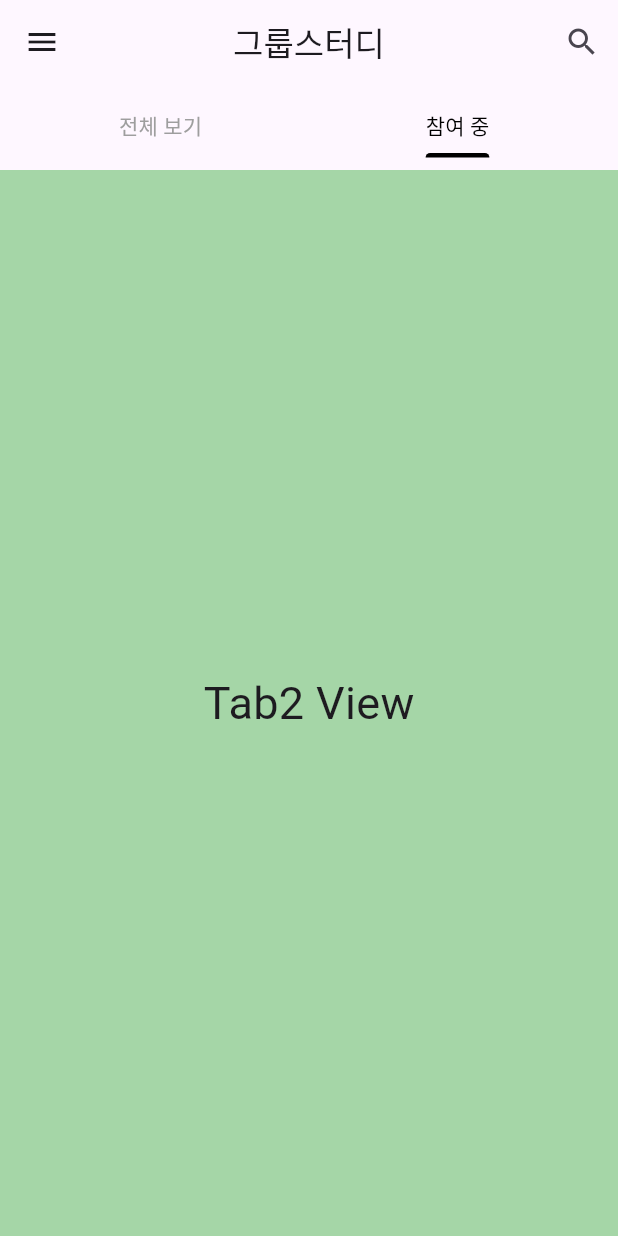
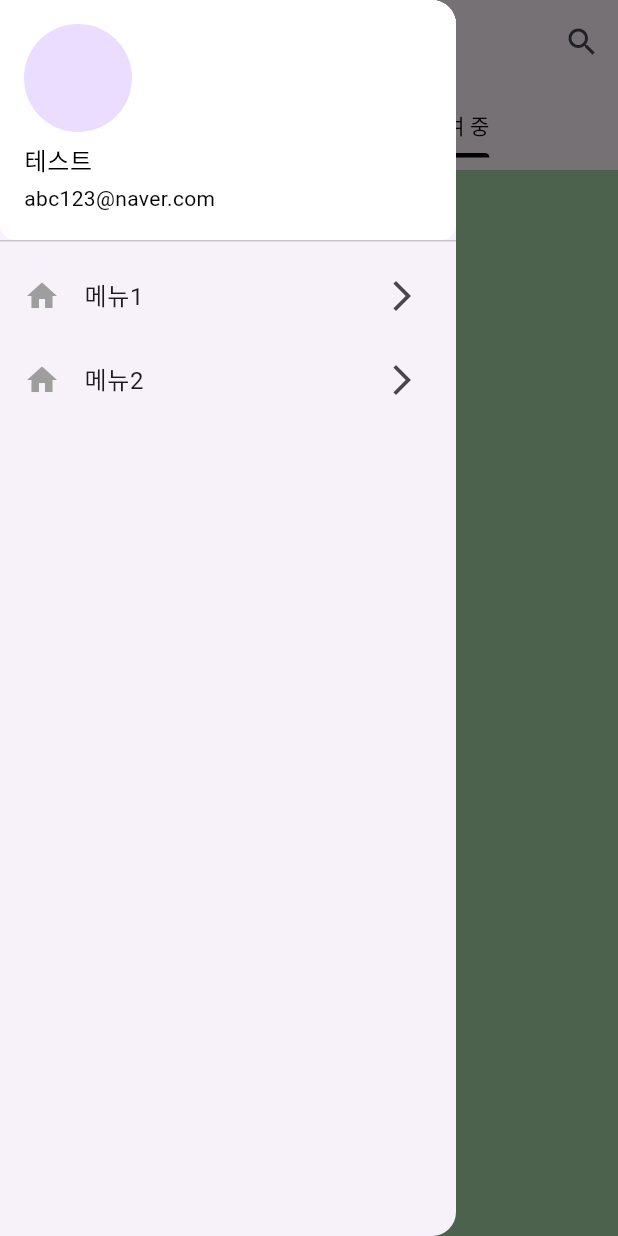
Before and after one commit to rainofmay/distance, a Flutter app: the GroupStudy screen opened directly, tab 2 chosen, with the side drawer open (before the commit the screen has no drawer), on a phone screen of 412 x 824 dp. Run offline on Flutter 3.47's test engine with Material 3 defaults, Android fonts, the phone set to English and light mode, and no system bars; our stand-ins replace audioplayers, cloud_firestore, firebase_auth, firebase_core, google_mobile_ads, google_sign_in and 5 more; accounts and stored records are empty; network calls fail; Roboto replaces fonts that are missing (GmarketSansTTFMedium).

Commit message:
[CREATE] custom_drawer

```diff
--- a/lib/main.dart
+++ b/lib/main.dart
@@ -20,7 +20,6 @@ import 'package:firebase_core/firebase_core.dart';
 import 'firebase_options.dart';
 
 Future<void> main() async {
-
   //플러터 프레임워크가 준비될 때까지 대기
   WidgetsFlutterBinding.ensureInitialized();
   MobileAds.instance.initialize();
@@ -32,8 +31,7 @@ Future<void> main() async {
   runApp(
     MultiProvider(
       providers: [
-        ChangeNotifierProvider(
-            create: (context) => GlobalAudioPlayer()),
+        ChangeNotifierProvider(create: (context) => GlobalAudioPlayer()),
         ChangeNotifierProvider(create: (context) => BackgroundProvider()),
         ChangeNotifierProvider(create: (context) => CalendarProvider()),
         ChangeNotifierProvider(create: (context) => BottomIndex()),
--- a/lib/pages/groupstudy_screen/groupstudy.dart
+++ b/lib/pages/groupstudy_screen/groupstudy.dart
@@ -3,12 +3,11 @@ import 'package:flutter/material.dart';
 import 'dart:io';
 import 'package:image_picker/image_picker.dart';
 import 'package:mobile/pages/groupstudy_screen/classroom.dart';
+import 'package:mobile/widgets/custom_drawer.dart';
 import 'package:mobile/widgets/groupstudy/main/group_study_card.dart';
 import 'package:mobile/widgets/groupstudy/main/add_group_button.dart';
 
-void main() {
-  runApp(GroupStudy());
-}
+
 
 class GroupStudy extends StatefulWidget {
   GroupStudy({super.key});
@@ -196,14 +195,12 @@ class _GroupStudyState extends State<GroupStudy>
     print('Creating group with: $name, $maxMembers, $studyTime');
   }
 
+
+
   @override
   Widget build(BuildContext context) {
     return Scaffold(
       appBar: AppBar(
-        leading: IconButton(
-          onPressed: () {},
-          icon: Icon(Icons.menu),
-        ),
         title: Text('그룹스터디'),
         centerTitle: true,
         actions: [
@@ -213,6 +210,7 @@ class _GroupStudyState extends State<GroupStudy>
           ),
         ],
       ),
+      drawer: CustomDrawer(),
       body: Column(
         children: [
           Padding(
--- /dev/null
+++ b/lib/widgets/custom_drawer.dart
@@ -0,0 +1,44 @@
+import 'package:flutter/material.dart';
+
+class CustomDrawer extends StatelessWidget {
+  const CustomDrawer({super.key});
+
+  @override
+  Widget build(BuildContext context) {
+    return  Drawer(
+      child: ListView(
+        children: [
+          UserAccountsDrawerHeader(
+            currentAccountPicture: CircleAvatar(
+              // backgroundImage: AssetImage(''),
+            ),
+            accountName: Text('테스트', style: TextStyle(color: Colors.black),),
+            accountEmail: Text('abc123@naver.com', style: TextStyle(color: Colors.black)),
+            onDetailsPressed: () {},
+            decoration: BoxDecoration(
+              color: Colors.white,
+              borderRadius: BorderRadius.only(
+                bottomLeft: Radius.circular(10.0),
+                bottomRight: Radius.circular(10.0),
+              ),
+            ),
+          ),
+
+          // ListView.builder로 변환 필요
+          ListTile(
+            leading: Icon(Icons.home, color: Colors.grey,),
+            title: Text('메뉴1'),
+            onTap: () {},
+            trailing: Icon(Icons.arrow_forward_ios),
+          ),
+          ListTile(
+            leading: Icon(Icons.home, color: Colors.grey,),
+            title: Text('메뉴2'),
+            onTap: () {},
+            trailing: Icon(Icons.arrow_forward_ios),
+          )
+        ],
+      ),
+    );
+  }
+}
```
